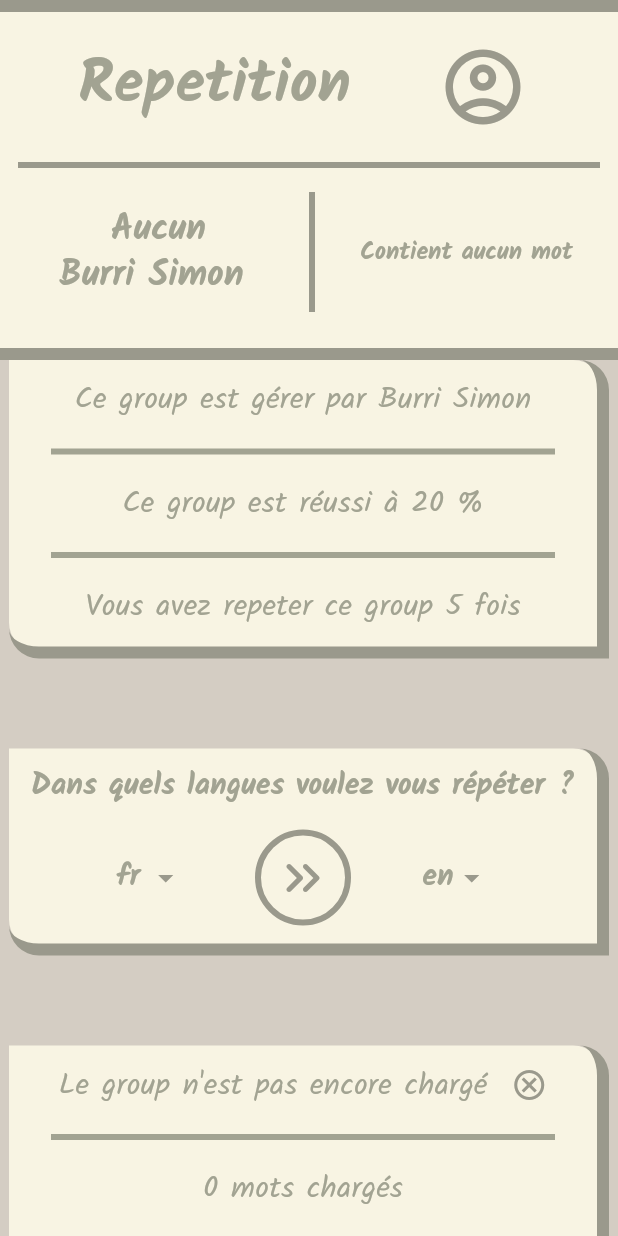
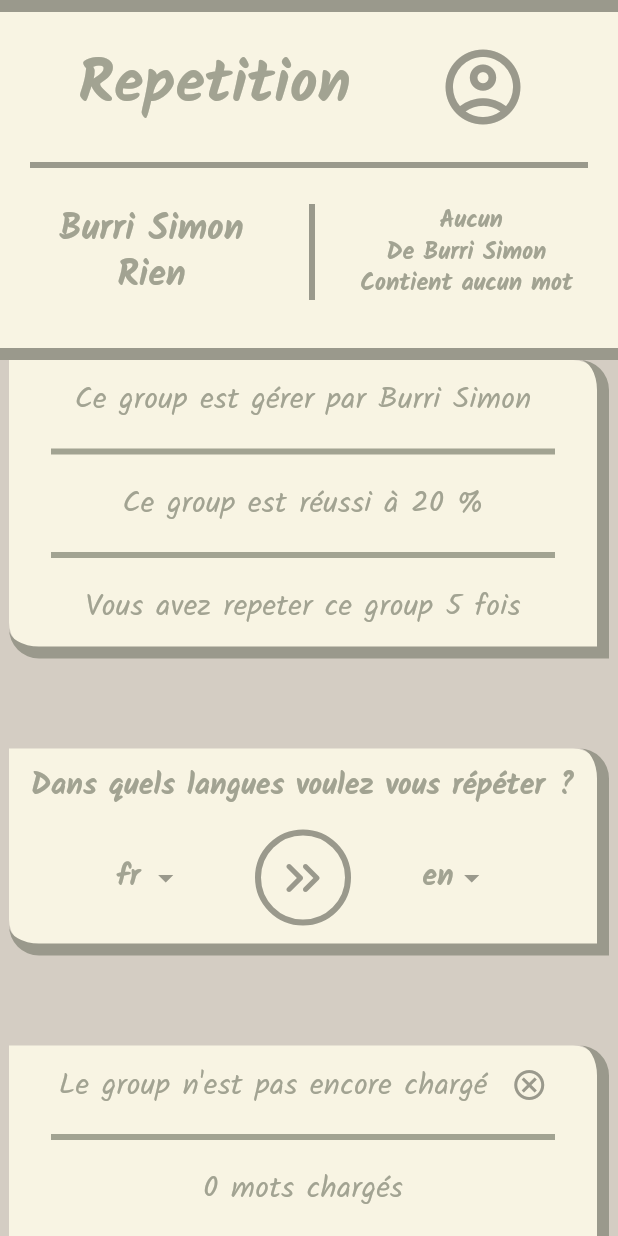
Before and after one commit to RubenLopesDaSilva/voc_app, a Flutter app: the WordScreen screen opened directly with empty values, on a phone screen of 412 x 824 dp. Run offline on Flutter 3.47's test engine with Material 3 defaults, Android fonts, the phone set to English and light mode, and no system bars; our stand-ins replace dio, flutter_card_swiper, flutter_riverpod, flutter_secure_storage, go_router, google_fonts and 2 more; missing offline and left inert: flutter_flip_card, primer_progress_bar; accounts and stored records are empty; network calls fail.

Commit message:
Update 16:22 10.12.2025

```diff
--- /dev/null
+++ b/lib/src/common/widgets/styled_divider.dart
@@ -0,0 +1,49 @@
+import 'package:flutter/material.dart';
+import 'package:voc_app/src/common/constants/sizes.dart';
+import 'package:voc_app/src/common/theme/theme.dart';
+
+class StyledDivider extends StatelessWidget {
+  const StyledDivider({
+    this.horizontal = true,
+    this.width,
+    this.height,
+    this.color,
+    this.thickness,
+    this.spacement,
+    this.indent,
+    this.endIndent,
+    super.key,
+  });
+
+  final bool horizontal;
+  final double? width;
+  final double? height;
+  final Color? color;
+  final double? thickness;
+  final double? spacement;
+  final double? indent;
+  final double? endIndent;
+
+  @override
+  Widget build(BuildContext context) {
+    return SizedBox(
+      width: width,
+      height: height,
+      child: horizontal
+          ? Divider(
+              color: color ?? AppColors.secondaryAccent,
+              thickness: thickness ?? Sizes.p1,
+              height: spacement ?? Sizes.p5,
+              indent: indent ?? Sizes.p2,
+              endIndent: endIndent ?? Sizes.p2,
+            )
+          : VerticalDivider(
+              color: color ?? AppColors.secondaryAccent,
+              thickness: thickness ?? Sizes.p1,
+              width: spacement ?? Sizes.p5,
+              indent: indent ?? Sizes.p2,
+              endIndent: endIndent ?? Sizes.p2,
+            ),
+    );
+  }
+}
--- a/lib/src/features/groups/data/group_repository.dart
+++ b/lib/src/features/groups/data/group_repository.dart
@@ -44,7 +44,9 @@ class GroupRepository {
   }
 
   Future<Group?> fetchGroupBy(String id) async {
+    //TODO : Corriger Retourne le même group peut importe
     try {
+      print('iid $id');
       final res = await dio.get(
         '/voc/group/$id',
         options: Options(headers: {'Content-Type': 'application/json'}),
--- a/lib/src/features/repetition/presentation/word_screen.dart
+++ b/lib/src/features/repetition/presentation/word_screen.dart
@@ -8,6 +8,7 @@ import 'package:voc_app/src/common/theme/theme.dart';
 import 'package:voc_app/src/common/widgets/sense_button.dart';
 import 'package:voc_app/src/common/widgets/styled_button.dart';
 import 'package:voc_app/src/common/widgets/styled_check.dart';
+import 'package:voc_app/src/common/widgets/styled_divider.dart';
 import 'package:voc_app/src/common/widgets/styled_dropdown.dart';
 import 'package:voc_app/src/common/widgets/styled_icon.dart';
 import 'package:voc_app/src/common/widgets/styled_text.dart';
@@ -161,11 +162,7 @@ class _WordScreenState extends ConsumerState<WordScreen> {
             ],
           ),
           gapH4,
-          const Divider(
-            color: AppColors.secondaryAccent,
-            thickness: Sizes.p1,
-            height: 0,
-          ),
+          const StyledDivider(spacement: 0),
           gapH4,
           Row(
             children: [
@@ -174,10 +171,10 @@ class _WordScreenState extends ConsumerState<WordScreen> {
                   child: Column(
                     children: [
                       StyledHeadline(
-                        ' ${group?.name ?? 'Aucun'.hardcoded}',
+                        'Burri Simon'.hardcoded,
                         fontSize: Sizes.p6,
                       ),
-                      const StyledHeadline('Burri Simon', fontSize: Sizes.p6),
+                      const StyledHeadline('Rien', fontSize: Sizes.p6),
                     ],
                   ),
                 ),
@@ -185,16 +182,22 @@ class _WordScreenState extends ConsumerState<WordScreen> {
               gapW4,
               const SizedBox(
                 height: Sizes.p20,
-                child: VerticalDivider(
-                  color: AppColors.secondaryAccent,
-                  thickness: Sizes.p1,
-                  width: 0,
-                ),
+                child: StyledDivider(horizontal: false, spacement: 0),
               ),
               gapW4,
               Expanded(
                 child: Center(
-                  child: StyledHeadline(
+                  child: Column(
+                    children: [
+                      StyledHeadline(
+                        ' ${group?.name ?? 'Aucun'.hardcoded}'.hardcoded,
+                        fontSize: Sizes.p4,
+                      ),
+                      StyledHeadline(
+                        'De Burri Simon'.hardcoded,
+                        fontSize: Sizes.p4,
+                      ),
+                      StyledHeadline(
                         'Contient ${groupLength > 1
                                 ? '$groupLength mots'
                                 : groupLength == 1
@@ -202,6 +205,8 @@ class _WordScreenState extends ConsumerState<WordScreen> {
                                 : 'aucun mot'}'
                             .hardcoded,
                         fontSize: Sizes.p4,
+                      ),
+                    ],
                   ),
                 ),
               ),
@@ -222,10 +227,9 @@ class _WordScreenState extends ConsumerState<WordScreen> {
                 'Ce group est gérer par Burri Simon'.hardcoded,
                 fontSize: Sizes.p5,
               ),
-              const Divider(
+              const StyledDivider(
                 color: AppColors.secondaryColor,
-                height: Sizes.p10,
-                thickness: Sizes.p1,
+                spacement: Sizes.p10,
                 indent: Sizes.p4,
                 endIndent: Sizes.p4,
               ),
@@ -233,10 +237,9 @@ class _WordScreenState extends ConsumerState<WordScreen> {
                 'Ce group est réussi à 20 %'.hardcoded,
                 fontSize: Sizes.p5,
               ),
-              const Divider(
+              const StyledDivider(
                 color: AppColors.secondaryColor,
-                height: Sizes.p10,
-                thickness: Sizes.p1,
+                spacement: Sizes.p10,
                 indent: Sizes.p4,
                 endIndent: Sizes.p4,
               ),
@@ -308,10 +311,9 @@ class _WordScreenState extends ConsumerState<WordScreen> {
                   StyledCheck(group != null),
                 ],
               ),
-              const Divider(
+              const StyledDivider(
                 color: AppColors.secondaryColor,
-                height: Sizes.p10,
-                thickness: Sizes.p1,
+                spacement: Sizes.p10,
                 indent: Sizes.p4,
                 endIndent: Sizes.p4,
               ),
@@ -319,10 +321,9 @@ class _WordScreenState extends ConsumerState<WordScreen> {
                 '${words.length} mots chargés'.hardcoded,
                 fontSize: Sizes.p5,
               ),
-              const Divider(
+              const StyledDivider(
                 color: AppColors.secondaryColor,
-                height: Sizes.p10,
-                thickness: Sizes.p1,
+                spacement: Sizes.p10,
                 indent: Sizes.p4,
                 endIndent: Sizes.p4,
               ),
```
Also changed, not shown: lib/src/common/widgets/async_value_widget.dart (+2 -6 lines), lib/src/features/repetition/presentation/repetitions_screen.dart (+21 -19 lines), lib/src/features/repetition/presentation/widgets/group_item_repetition.dart (added, +57 -0 lines), lib/src/navigation/navigation.dart (+5 -5 lines). Lines whose indentation alone changed are shown as unchanged.
